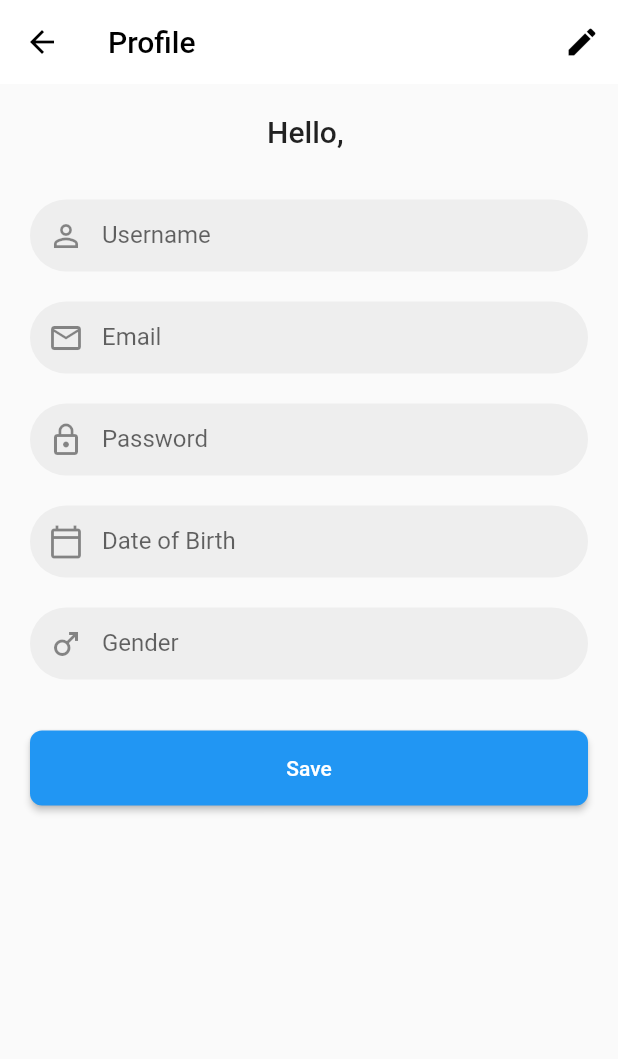
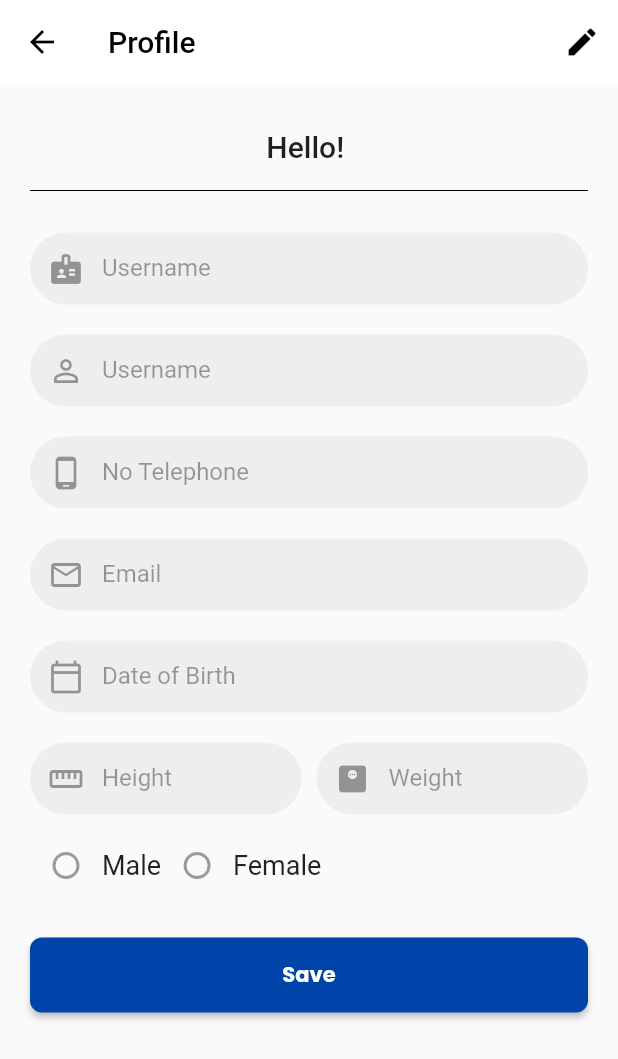
Before and after one commit to SaunOne/tubesPBP_9_Fithub, a Flutter app: the ProfileView screen opened by its route, after a tap on "Save", on a phone screen of 412 x 824 dp. Shown: the top 1059 px of the screen. Run offline on Flutter 3.47's test engine with Material 2 defaults, Android fonts, the phone set to English and light mode, and no system bars; our stand-ins replace audioplayers, barcode_widget, camera, dropdown_button2, font_awesome_flutter, google_fonts and 12 more; missing offline and left inert: dart:ffi, dialogs, duration_picker, flutter_neat_and_clean_calendar, mobile_scanner, slideable; accounts and stored records are empty.

Commit message:
Update Profile, Phone, Weight, Height

```diff
--- a/lib/constant/url.dart
+++ b/lib/constant/url.dart
@@ -5,5 +5,5 @@ class networkUrl {
   static String getUser = "api/user";
   static String reset = "api/userReset";
   static String schedule = "api/schedule";
-
+  static String updateProfile = "api/update";
 }
--- a/lib/database/Auth.dart
+++ b/lib/database/Auth.dart
@@ -44,7 +44,8 @@ class Authentication {
 
   Future<ResponseDataUser> Register(
       String fullname, String username, String email,
-      String password, String birthdate, String gender
+      String password, String birthdate, String gender,
+      String phone, double weight, double height,
       ) async {
     try {
       var data = {
@@ -54,6 +55,9 @@ class Authentication {
         'password': password,
         'birthdate': birthdate,
         'gender': gender,
+        'phone' : phone,
+        'weight': weight,
+        'height': height,
       };
 
       var url = Uri.http(networkUrl.prefix, networkUrl.register);
--- a/lib/entity/user.dart
+++ b/lib/entity/user.dart
@@ -8,10 +8,21 @@ class User {
   String password;
   String birthdate;
   String gender;
+  String phone;
+  double weight;
+  double height;
 
-
-  User({required this.id,required this.fullname,required this.username,required this.email,required this.password,
-    required this.birthdate,required this.gender});
+  User(
+      {required this.id,
+      required this.fullname,
+      required this.username,
+      required this.email,
+      required this.password,
+      required this.birthdate,
+      required this.gender,
+      required this.phone,
+      required this.weight,
+      required this.height});
 
   User.empty()
       : id = 0,
@@ -20,8 +31,10 @@ class User {
         email = '',
         password = '',
         birthdate = '',
-        gender = '';
-
+        gender = '',
+        phone = '',
+        weight = 0.0,
+        height = 0.0;
 
   factory User.fromJson(Map<String, dynamic> json) {
     json = json['user'] ?? json;
@@ -34,6 +47,9 @@ class User {
       password: json['password'] ?? '',
       birthdate: json['birthdate'] ?? '',
       gender: json['gender'] ?? '',
+      phone: json['phone'] ?? '',
+      weight: (json['weight'] ?? 0).toDouble(),
+      height: (json['height'] ?? 0).toDouble(),
     );
   }
 }
--- a/lib/view/profileView.dart
+++ b/lib/view/profileView.dart
@@ -1,9 +1,16 @@
-// ignore: file_names
 import 'package:flutter/material.dart';
 import 'package:image_picker/image_picker.dart';
+import 'dart:io';
+import 'package:ugd6_b_9/Entity/User.dart';
 import 'package:shared_preferences/shared_preferences.dart';
+import 'dart:convert';
+import 'package:ugd6_b_9/Entity/ResponseDataUser.dart';
+import 'package:ugd6_b_9/constant/colorCons.dart';
+import 'package:ugd6_b_9/constant/styleText.dart';
 import 'package:ugd6_b_9/database/Query.dart';
-import 'package:ugd6_b_9/Entity/User.dart';
+import 'package:ugd6_b_9/constant/color.dart';
+
+enum Gender { male, female }
 
 class ProfileView extends StatefulWidget {
   const ProfileView({Key? key}) : super(key: key);
@@ -21,8 +28,13 @@ class _ProfileViewState extends State<ProfileView> {
   final TextEditingController heightController = TextEditingController();
   final TextEditingController weightController = TextEditingController();
   final TextEditingController genderController = TextEditingController();
+  final TextEditingController fullnameController = TextEditingController();
 
-  String gender = 'Male'; // Default gender value
+  bool isEditMode = false;
+
+  Gender? selectedGender;
+
+  // String gender = 'Male'; // Default gender value
   final ImagePicker _picker = ImagePicker();
   String? imagePath;
 
@@ -56,7 +68,12 @@ class _ProfileViewState extends State<ProfileView> {
         emailController.text = userData.email;
         dateOfBirthController.text = userData.birthdate;
         passwordController.text = userData.password;
-        genderController.text = userData.gender;
+        selectedGender =
+            userData.gender == 'Male' ? Gender.male : Gender.female;
+        fullnameController.text = userData.fullname;
+        phoneController.text = userData.phone;
+        weightController.text = userData.weight.toString();
+        heightController.text = userData.height.toString();
       });
     } catch (e) {
       print("Error getting user data: $e");
@@ -73,8 +90,29 @@ class _ProfileViewState extends State<ProfileView> {
     }
   }
 
-  void _saveProfile() {
-    // Implement your save logic here
+  void _saveProfile() async {
+    if (!isEditMode) {
+      return;
+    }
+    await Query().updateProfile(
+        id,
+        fullnameController.text,
+        usernameController.text,
+        emailController.text,
+        dateOfBirthController.text,
+        selectedGender == Gender.male ? 'Male' : 'Female',
+        phoneController.text,
+        double.parse(weightController.text),
+        double.parse(heightController.text));
+
+    final snackBar = SnackBar(
+      content: Text('Profile updated successfully'),
+      backgroundColor: Colors.green,
+    );
+
+    ScaffoldMessenger.of(context).showSnackBar(snackBar);
+    isEditMode = false;
+    getUserDataById();
     print('Save profile data');
   }
 
@@ -92,10 +130,7 @@ class _ProfileViewState extends State<ProfileView> {
         actions: [
           IconButton(
             icon: Icon(Icons.edit, color: Colors.black),
-            onPressed: () {
-              // Implement your edit logic here
-              print('Edit profile');
-            },
+            onPressed: _toggleEditMode,
           ),
         ],
       ),
@@ -115,75 +150,113 @@ class _ProfileViewState extends State<ProfileView> {
             //         : null,
             //   ),
             // ),
+            SizedBox(height: 10),
             Text(
-              'Hello, ${userData.fullname}',
+              'Hello! ${fullnameController.text}',
               style: TextStyle(fontSize: 20, fontWeight: FontWeight.w500),
             ),
-            SizedBox(height: 24),
+            SizedBox(height: 10),
+            Divider(color: Colors.black),
+            SizedBox(height: 10),
+            _ProfileTextField(
+              controller: fullnameController,
+              label: "Username",
+              icon: Icons.badge,
+              isEditMode: isEditMode,
+            ),
             _ProfileTextField(
               controller: usernameController,
               label: "Username",
               icon: Icons.person_outline,
+              isEditMode: isEditMode,
             ),
-            // _ProfileTextField(
-            //   controller: phoneController,
-            //   label: "No Telephone",
-            //   icon: Icons.phone_android_outlined,
-            // ),
+            _ProfileTextField(
+              controller: phoneController,
+              label: "No Telephone",
+              icon: Icons.phone_android_outlined,
+              isEditMode: isEditMode,
+            ),
             _ProfileTextField(
               controller: emailController,
               label: "Email",
               icon: Icons.email_outlined,
-            ),
-            _ProfileTextField(
-              controller: passwordController,
-              label: "Password",
-              icon: Icons.lock_outline,
-              isPassword: true,
+              isEditMode: isEditMode,
             ),
             _ProfileDateField(
               controller: dateOfBirthController,
               label: "Date of Birth",
               icon: Icons.calendar_today_outlined,
+              isEditMode: isEditMode,
             ),
-            _ProfileDateField(
-                controller: genderController,
-                label: "Gender",
-                icon: Icons.male),
-            // Row(
-            //   mainAxisAlignment: MainAxisAlignment.spaceBetween,
-            //   children: [
-            //     Expanded(
-            //       child: _ProfileMetricField(
-            //         controller: heightController,
-            //         label: "Height",
-            //         icon: Icons.straighten,
-            //       ),
-            //     ),
-            //     SizedBox(width: 10),
-            //     Expanded(
-            //       child: _ProfileMetricField(
-            //         controller: weightController,
-            //         label: "Weight",
-            //         icon: Icons.monitor_weight,
-            //       ),
-            //     ),
-            //   ],
-            // ),
-            // _GenderSelector(
-            //   gender: gender,
-            //   onGenderChanged: (newGender) {
-            //     setState(() {
-            //       gender = newGender;
-            //     });
-            //   },
-            // ),
+            Row(
+              mainAxisAlignment: MainAxisAlignment.spaceBetween,
+              children: [
+                Expanded(
+                  child: _ProfileMetricField(
+                    controller: heightController,
+                    label: "Height",
+                    icon: Icons.straighten,
+                    isEditMode: isEditMode,
+                  ),
+                ),
+                SizedBox(width: 10),
+                Expanded(
+                  child: _ProfileMetricField(
+                    controller: weightController,
+                    label: "Weight",
+                    icon: Icons.monitor_weight,
+                    isEditMode: isEditMode,
+                  ),
+                ),
+              ],
+            ),
+            Row(
+              children: [
+                Radio<Gender>(
+                  activeColor: ColorPallete.primaryColor,
+                  value: Gender.male,
+                  groupValue: selectedGender,
+                  onChanged: isEditMode
+                      ? (Gender? value) {
+                          setState(() {
+                            selectedGender = value;
+                          });
+                        }
+                      : null,
+                ),
+                const Text(
+                  'Male',
+                  style: TextStyle(fontSize: 18),
+                ),
+                Radio<Gender>(
+                  activeColor: ColorPallete.primaryColor,
+                  value: Gender.female,
+                  groupValue: selectedGender,
+                  onChanged: isEditMode
+                      ? (Gender? value) {
+                          setState(() {
+                            selectedGender = value;
+                          });
+                        }
+                      : null,
+                ),
+                const Text(
+                  'Female',
+                  style: TextStyle(fontSize: 18),
+                ),
+              ],
+            ),
             SizedBox(height: 24),
             ElevatedButton(
-              onPressed: _saveProfile,
-              child: Text('Save'),
+              onPressed: () {
+                _saveProfile();
+              },
+              child: Text(
+                'Save',
+                style: StyleText().styleH4bWithColor,
+              ),
               style: ElevatedButton.styleFrom(
-                primary: Colors.blue,
+                primary: ColorC().primaryColor1,
                 onPrimary: Colors.white,
                 shape: RoundedRectangleBorder(
                   borderRadius: BorderRadius.circular(8),
@@ -197,6 +270,12 @@ class _ProfileViewState extends State<ProfileView> {
       // Add BottomNavigationBar or other widgets if needed
     );
   }
+
+  void _toggleEditMode() {
+    setState(() {
+      isEditMode = !isEditMode;
+    });
+  }
 }
 
 class _ProfileTextField extends StatelessWidget {
@@ -204,14 +283,16 @@ class _ProfileTextField extends StatelessWidget {
   final String label;
   final IconData icon;
   final bool isPassword;
+  final bool isEditMode;
 
-  const _ProfileTextField({
-    Key? key,
+  const _ProfileTextField(
+      {Key? key,
       required this.controller,
       required this.label,
       required this.icon,
       this.isPassword = false,
-  }) : super(key: key);
+      required this.isEditMode})
+      : super(key: key);
 
   @override
   Widget build(BuildContext context) {
@@ -231,6 +312,7 @@ class _ProfileTextField extends StatelessWidget {
           contentPadding: EdgeInsets.symmetric(vertical: 0, horizontal: 15),
         ),
         obscureText: isPassword,
+        enabled: isEditMode,
       ),
     );
   }
@@ -240,12 +322,14 @@ class _ProfileMetricField extends StatelessWidget {
   final TextEditingController controller;
   final String label;
   final IconData icon;
+  final bool isEditMode;
 
   const _ProfileMetricField({
     Key? key,
     required this.controller,
     required this.label,
     required this.icon,
+    required this.isEditMode,
   }) : super(key: key);
 
   @override
@@ -266,6 +350,8 @@ class _ProfileMetricField extends StatelessWidget {
           ),
           contentPadding: EdgeInsets.symmetric(vertical: 0, horizontal: 15),
         ),
+        enabled:
+            isEditMode, // Tambahkan baris ini untuk mengatur status enabled
       ),
     );
   }
@@ -275,12 +361,14 @@ class _ProfileDateField extends StatelessWidget {
   final TextEditingController controller;
   final String label;
   final IconData icon;
+  final bool isEditMode;
 
   const _ProfileDateField({
     Key? key,
     required this.controller,
     required this.label,
     required this.icon,
+    required this.isEditMode,
   }) : super(key: key);
 
   @override
@@ -302,6 +390,7 @@ class _ProfileDateField extends StatelessWidget {
         ),
         readOnly: true,
         onTap: () async {
+          if (isEditMode) {
             DateTime? pickedDate = await showDatePicker(
               context: context,
               initialDate: DateTime.now(),
@@ -313,7 +402,9 @@ class _ProfileDateField extends StatelessWidget {
                   "${pickedDate.year}-${pickedDate.month}-${pickedDate.day}";
               controller.text = formattedDate;
             }
+          }
         },
+        enabled: isEditMode,
       ),
     );
   }
--- a/lib/view/register.dart
+++ b/lib/view/register.dart
@@ -5,7 +5,6 @@ import 'package:ugd6_b_9/database/Auth.dart';
 import 'package:ugd6_b_9/view/Login.dart';
 
 import '../route/Routes.dart';
-
 
 // String? name, email, gender, password, tanggalLahir;
 
@@ -26,6 +25,9 @@ class _RegisterState extends State<Register> {
   TextEditingController passwordController = TextEditingController();
   TextEditingController tanggal_lahirController = TextEditingController();
   TextEditingController fullnameController = TextEditingController();
+  TextEditingController phoneController = TextEditingController();
+  TextEditingController weightController = TextEditingController();
+  TextEditingController heightController = TextEditingController();
   Gender? selectedGender;
 
   bool isVisible = false;
@@ -267,12 +269,24 @@ class _RegisterState extends State<Register> {
                       onPressed: () async {
                         print('masuk sebelum validate');
                         if (formKey.currentState!.validate()) {
-                          handleRegister(fullnameController.text,
+                          double weight = weightController.text.isNotEmpty
+                              ? double.parse(weightController.text)
+                              : 0.0;
+                          double height = heightController.text.isNotEmpty
+                              ? double.parse(heightController.text)
+                              : 0.0;
+                          handleRegister(
+                              fullnameController.text,
                               nameController.text,
                               emailController.text,
                               passwordController.text,
                               tanggal_lahirController.text,
-                          genderController.text);
+                              genderController.text,
+                              phoneController.text.isNotEmpty
+                                  ? phoneController.text
+                                  : '',
+                              weight,
+                              height);
                         }
                       },
                       child: Container(
@@ -326,13 +340,20 @@ class _RegisterState extends State<Register> {
     );
   }
 
-  void handleRegister(String fullname, String username,String email, String password, String birthdate, String gender) async
-  {
-    ResponseDataUser data = await Authentication().Register(fullname, username, email, password, birthdate, gender);
+  void handleRegister(
+      String fullname,
+      String username,
+      String email,
+      String password,
+      String birthdate,
+      String gender,
+      String phone,
+      double weight,
+      double height) async {
+    ResponseDataUser data = await Authentication().Register(fullname, username,
+        email, password, birthdate, gender, phone, weight, height);
 
-    if(data.message == 'success')
-    {
-
+    if (data.message == 'success') {
       ScaffoldMessenger.of(context).showSnackBar(
         SnackBar(
           content: Text(data.message),
@@ -340,19 +361,16 @@ class _RegisterState extends State<Register> {
         ),
       );
       Navigator.push(context, MaterialPageRoute(builder: (context) => Login()));
-    }
-    else
-    {
+    } else {
       ScaffoldMessenger.of(context).showSnackBar(
         SnackBar(
           content: Text(data.message),
           backgroundColor: Colors.red,
         ),
       );
-
     }
-
-}}
+  }
+}
 
 class CustomDropdownFormField extends StatefulWidget {
   final String labelText;
@@ -406,8 +424,4 @@ class _CustomDropdownFormFieldState extends State<CustomDropdownFormField> {
       ],
     );
   }
-
-
-
-
 }
```
Also changed, not shown: lib/database/Query.dart (+44 -0 lines). Lines whose indentation alone changed are shown as unchanged.
